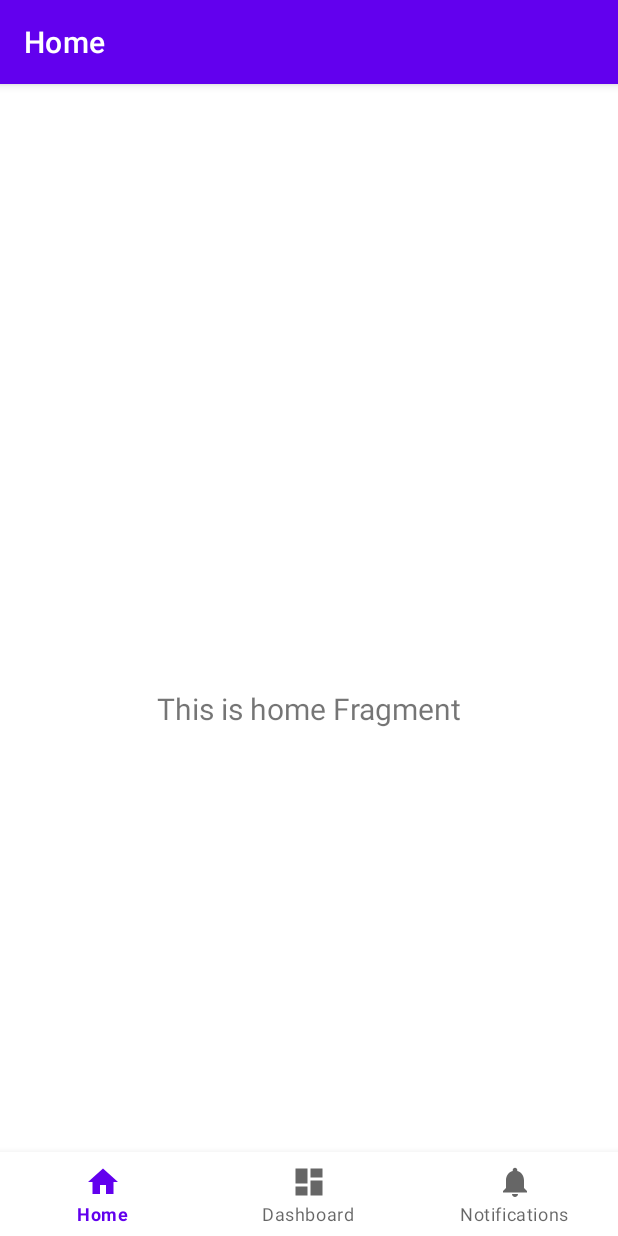
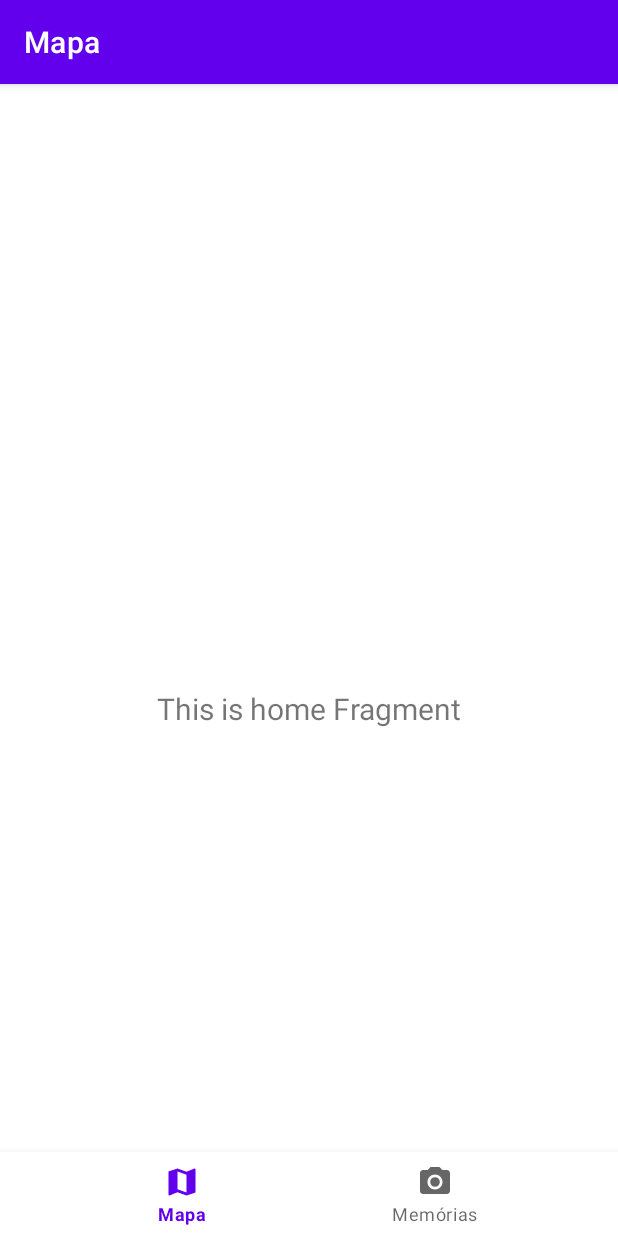
Before and after one commit to eduardodallecort/MyMemoriesDSDM, an Android app: the screen it shows after launch (MainActivity), on a phone screen of 412 x 824 dp. Run offline under Robolectric (Android 15) with nearby library versions, the phone set to English and light mode, and no system bars; our stand-ins replace navigation-ui.

Commit message:
Second - "Ajuste: Deletado fragment de notification e alterado ícones"

```diff
--- a/app/src/main/java/br/edu/unisep/mymemories/MainActivity.kt
+++ b/app/src/main/java/br/edu/unisep/mymemories/MainActivity.kt
@@ -22,11 +22,10 @@ class MainActivity : AppCompatActivity() {
         val navView: BottomNavigationView = binding.navView
 
         val navController = findNavController(R.id.nav_host_fragment_activity_main)
-        // Passing each menu ID as a set of Ids because each
-        // menu should be considered as top level destinations.
+
         val appBarConfiguration = AppBarConfiguration(
             setOf(
-                R.id.navigation_home, R.id.navigation_dashboard, R.id.navigation_notifications
+                R.id.navigation_home, R.id.navigation_dashboard
             )
         )
         setupActionBarWithNavController(navController, appBarConfiguration)
--- /dev/null
+++ b/app/src/main/res/drawable/ic_camera.xml
@@ -0,0 +1,13 @@
+<vector xmlns:android="http://schemas.android.com/apk/res/android"
+    android:width="24dp"
+    android:height="24dp"
+    android:viewportWidth="24"
+    android:viewportHeight="24"
+    android:tint="?attr/colorControlNormal">
+  <path
+      android:fillColor="@android:color/white"
+      android:pathData="M12,12m-3.2,0a3.2,3.2 0,1 1,6.4 0a3.2,3.2 0,1 1,-6.4 0"/>
+  <path
+      android:fillColor="@android:color/white"
+      android:pathData="M9,2L7.17,4L4,4c-1.1,0 -2,0.9 -2,2v12c0,1.1 0.9,2 2,2h16c1.1,0 2,-0.9 2,-2L22,6c0,-1.1 -0.9,-2 -2,-2h-3.17L15,2L9,2zM12,17c-2.76,0 -5,-2.24 -5,-5s2.24,-5 5,-5 5,2.24 5,5 -2.24,5 -5,5z"/>
+</vector>
--- /dev/null
+++ b/app/src/main/res/drawable/ic_mapa.xml
@@ -0,0 +1,10 @@
+<vector xmlns:android="http://schemas.android.com/apk/res/android"
+    android:width="24dp"
+    android:height="24dp"
+    android:viewportWidth="24"
+    android:viewportHeight="24"
+    android:tint="?attr/colorControlNormal">
+  <path
+      android:fillColor="@android:color/white"
+      android:pathData="M20.5,3l-0.16,0.03L15,5.1 9,3 3.36,4.9c-0.21,0.07 -0.36,0.25 -0.36,0.48V20.5c0,0.28 0.22,0.5 0.5,0.5l0.16,-0.03L9,18.9l6,2.1 5.64,-1.9c0.21,-0.07 0.36,-0.25 0.36,-0.48V3.5c0,-0.28 -0.22,-0.5 -0.5,-0.5zM15,19l-6,-2.11V5l6,2.11V19z"/>
+</vector>
--- a/app/src/main/res/drawable/ic_notifications_black_24dp.xml
+++ /dev/null
@@ -1,9 +0,0 @@
-<vector xmlns:android="http://schemas.android.com/apk/res/android"
-    android:width="24dp"
-    android:height="24dp"
-    android:viewportWidth="24.0"
-    android:viewportHeight="24.0">
-    <path
-        android:fillColor="#FF000000"
-        android:pathData="M12,22c1.1,0 2,-0.9 2,-2h-4c0,1.1 0.89,2 2,2zM18,16v-5c0,-3.07 -1.64,-5.64 -4.5,-6.32L13.5,4c0,-0.83 -0.67,-1.5 -1.5,-1.5s-1.5,0.67 -1.5,1.5v0.68C7.63,5.36 6,7.92 6,11v5l-2,2v1h16v-1l-2,-2z" />
-</vector>
--- a/app/src/main/res/menu/bottom_nav_menu.xml
+++ b/app/src/main/res/menu/bottom_nav_menu.xml
@@ -3,17 +3,12 @@
 
     <item
         android:id="@+id/navigation_home"
-        android:icon="@drawable/ic_home_black_24dp"
+        android:icon="@drawable/ic_mapa"
         android:title="@string/title_home" />
 
     <item
         android:id="@+id/navigation_dashboard"
-        android:icon="@drawable/ic_dashboard_black_24dp"
+        android:icon="@drawable/ic_camera"
         android:title="@string/title_dashboard" />
 
-    <item
-        android:id="@+id/navigation_notifications"
-        android:icon="@drawable/ic_notifications_black_24dp"
-        android:title="@string/title_notifications" />
-
 </menu>
--- a/app/src/main/res/navigation/mobile_navigation.xml
+++ b/app/src/main/res/navigation/mobile_navigation.xml
@@ -17,9 +17,4 @@
         android:label="@string/title_dashboard"
         tools:layout="@layout/fragment_dashboard" />
 
-    <fragment
-        android:id="@+id/navigation_notifications"
-        android:name="br.edu.unisep.mymemories.ui.notifications.NotificationsFragment"
-        android:label="@string/title_notifications"
-        tools:layout="@layout/fragment_notifications" />
 </navigation>
--- a/app/src/main/res/values/strings.xml
+++ b/app/src/main/res/values/strings.xml
@@ -1,6 +1,5 @@
 <resources>
     <string name="app_name">MyMemories</string>
-    <string name="title_home">Home</string>
-    <string name="title_dashboard">Dashboard</string>
-    <string name="title_notifications">Notifications</string>
+    <string name="title_home">Mapa</string>
+    <string name="title_dashboard">Memórias</string>
 </resources>
```
Also changed, not shown: app/src/main/java/br/edu/unisep/mymemories/ui/notifications/NotificationsFragment.kt (deleted, +0 -45 lines), app/src/main/java/br/edu/unisep/mymemories/ui/notifications/NotificationsViewModel.kt (deleted, +0 -13 lines), app/src/main/res/layout/fragment_notifications.xml (deleted, +0 -22 lines).
